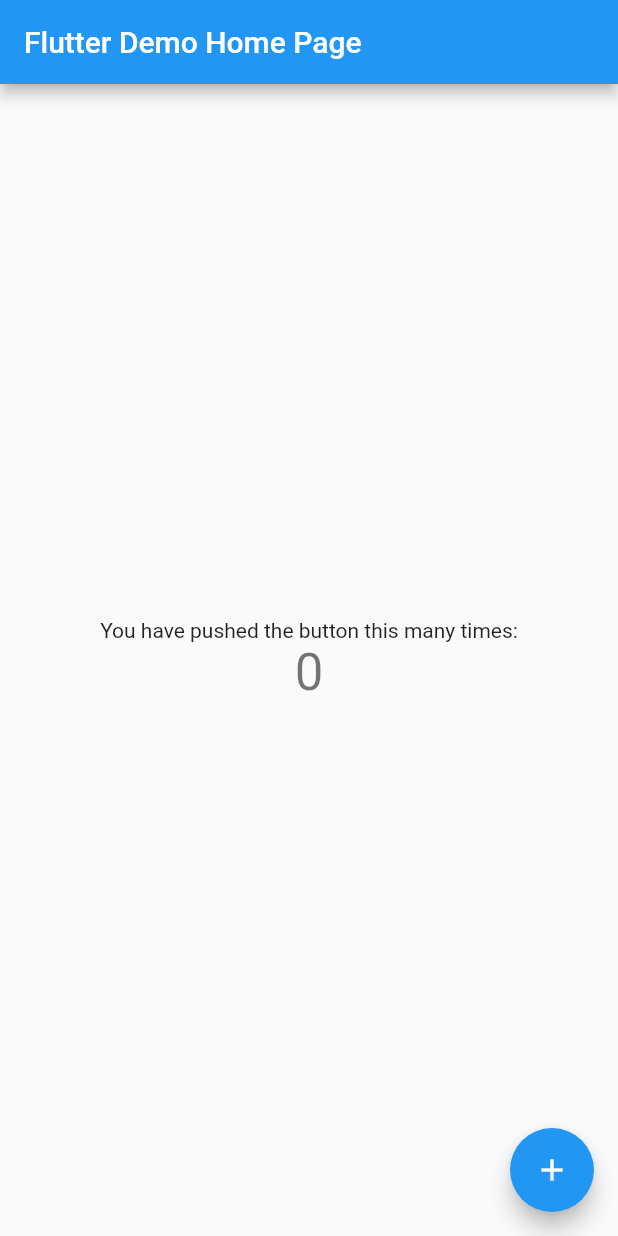
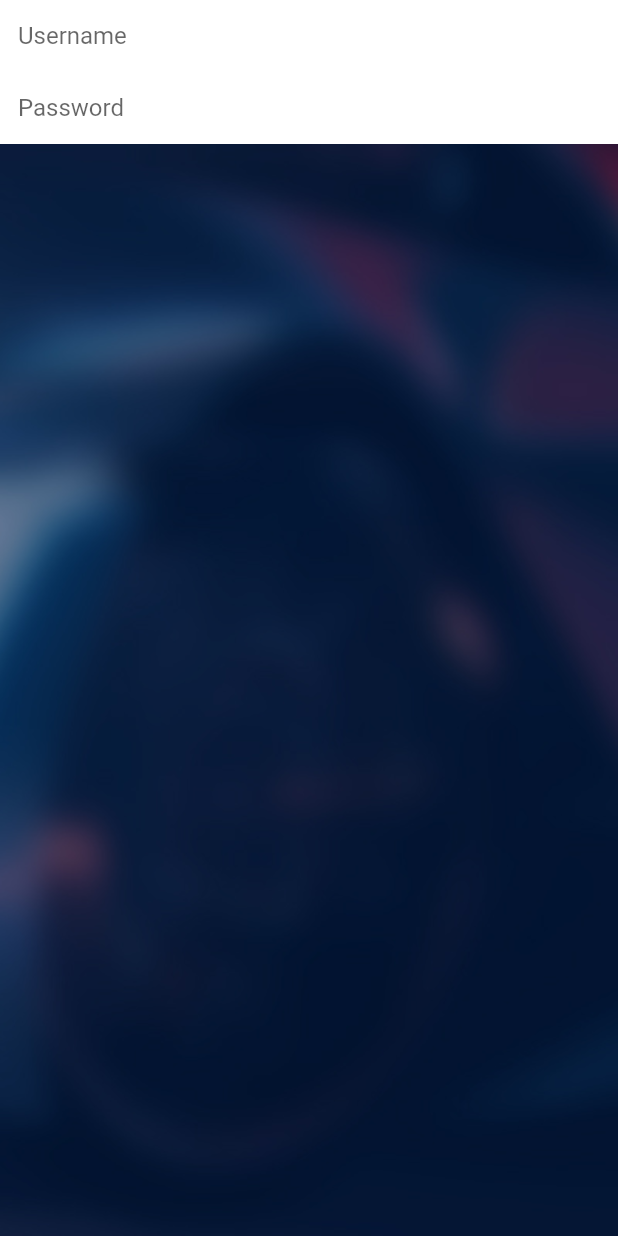
Before and after one commit to Emelio/apglobalapp, a Flutter app: the screen it shows after launch, on a phone screen of 412 x 824 dp. Run offline on Flutter 3.47's test engine with Material 2 defaults, Android fonts, the phone set to English and light mode, and no system bars.

Commit message:
update last changes

```diff
--- a/apglobal/lib/main.dart
+++ b/apglobal/lib/main.dart
@@ -1,111 +1,4 @@
+import 'package:apglobal/pages/login.dart';
 import 'package:flutter/material.dart';
 
-void main() => runApp(MyApp());
-
-class MyApp extends StatelessWidget {
-  // This widget is the root of your application.
-  @override
-  Widget build(BuildContext context) {
-    return MaterialApp(
-      title: 'Flutter Demo',
-      theme: ThemeData(
-        // This is the theme of your application.
-        //
-        // Try running your application with "flutter run". You'll see the
-        // application has a blue toolbar. Then, without quitting the app, try
-        // changing the primarySwatch below to Colors.green and then invoke
-        // "hot reload" (press "r" in the console where you ran "flutter run",
-        // or simply save your changes to "hot reload" in a Flutter IDE).
-        // Notice that the counter didn't reset back to zero; the application
-        // is not restarted.
-        primarySwatch: Colors.blue,
-      ),
-      home: MyHomePage(title: 'Flutter Demo Home Page'),
-    );
-  }
-}
-
-class MyHomePage extends StatefulWidget {
-  MyHomePage({Key key, this.title}) : super(key: key);
-
-  // This widget is the home page of your application. It is stateful, meaning
-  // that it has a State object (defined below) that contains fields that affect
-  // how it looks.
-
-  // This class is the configuration for the state. It holds the values (in this
-  // case the title) provided by the parent (in this case the App widget) and
-  // used by the build method of the State. Fields in a Widget subclass are
-  // always marked "final".
-
-  final String title;
-
-  @override
-  _MyHomePageState createState() => _MyHomePageState();
-}
-
-class _MyHomePageState extends State<MyHomePage> {
-  int _counter = 0;
-
-  void _incrementCounter() {
-    setState(() {
-      // This call to setState tells the Flutter framework that something has
-      // changed in this State, which causes it to rerun the build method below
-      // so that the display can reflect the updated values. If we changed
-      // _counter without calling setState(), then the build method would not be
-      // called again, and so nothing would appear to happen.
-      _counter++;
-    });
-  }
-
-  @override
-  Widget build(BuildContext context) {
-    // This method is rerun every time setState is called, for instance as done
-    // by the _incrementCounter method above.
-    //
-    // The Flutter framework has been optimized to make rerunning build methods
-    // fast, so that you can just rebuild anything that needs updating rather
-    // than having to individually change instances of widgets.
-    return Scaffold(
-      appBar: AppBar(
-        // Here we take the value from the MyHomePage object that was created by
-        // the App.build method, and use it to set our appbar title.
-        title: Text(widget.title),
-      ),
-      body: Center(
-        // Center is a layout widget. It takes a single child and positions it
-        // in the middle of the parent.
-        child: Column(
-          // Column is also layout widget. It takes a list of children and
-          // arranges them vertically. By default, it sizes itself to fit its
-          // children horizontally, and tries to be as tall as its parent.
-          //
-          // Invoke "debug painting" (press "p" in the console, choose the
-          // "Toggle Debug Paint" action from the Flutter Inspector in Android
-          // Studio, or the "Toggle Debug Paint" command in Visual Studio Code)
-          // to see the wireframe for each widget.
-          //
-          // Column has various properties to control how it sizes itself and
-          // how it positions its children. Here we use mainAxisAlignment to
-          // center the children vertically; the main axis here is the vertical
-          // axis because Columns are vertical (the cross axis would be
-          // horizontal).
-          mainAxisAlignment: MainAxisAlignment.center,
-          children: <Widget>[
-            Text(
-              'You have pushed the button this many times:',
-            ),
-            Text(
-              '$_counter',
-              style: Theme.of(context).textTheme.display1,
-            ),
-          ],
-        ),
-      ),
-      floatingActionButton: FloatingActionButton(
-        onPressed: _incrementCounter,
-        tooltip: 'Increment',
-        child: Icon(Icons.add),
-      ), // This trailing comma makes auto-formatting nicer for build methods.
-    );
-  }
-}
+void main() => runApp(Login());
--- /dev/null
+++ b/apglobal/lib/pages/login.dart
@@ -0,0 +1,46 @@
+
+
+import 'package:flutter/material.dart';
+
+class Login extends StatelessWidget {
+  @override
+  Widget build(BuildContext context) {
+    // TODO: implement build
+    return MaterialApp(
+      home: Scaffold(
+        body: Container(
+          decoration: BoxDecoration(
+            image: DecorationImage(
+              image: AssetImage("images/background.jpg"),
+              fit: BoxFit.cover
+            )
+          ),
+          child: Center(
+            child: Column(
+              children: <Widget>[
+                TextField(
+                  decoration: InputDecoration(
+                    border: InputBorder.none,
+                    filled: true,
+                    fillColor: Colors.white,
+                    hintText: 'Username',
+                  ),
+                ),
+                TextField(
+                  decoration: InputDecoration(
+                    border: InputBorder.none,
+                    filled: true,
+                    fillColor: Colors.white,
+                    hintText: 'Password',
+                  ),
+                  obscureText: true,
+                ),
+              ],
+            ),
+          )
+        ),
+      ),
+    );
+  }
+
+}
```
Also changed, not shown: apglobal/pubspec.yaml (+4 -3 lines), apglobal/images/background.jpg (added), 1 other file.
